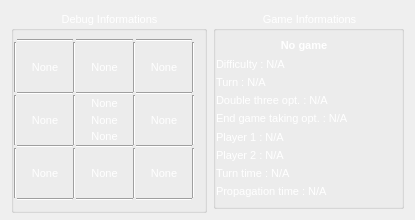
Qt form GameInfos.ui (rouffj/gomoku) before a commit.
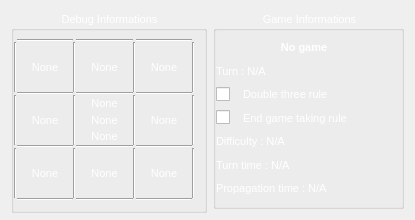
The same form after that commit.

What changed in the file:
```diff
--- a/GameInfos.ui
+++ b/GameInfos.ui
@@ -490,13 +490,6 @@
         </property>
        </widget>
       </item>
-      <item>
-       <widget class="QLabel" name="difficultyLabel">
-        <property name="text">
-         <string>Difficulty : N/A</string>
-        </property>
-       </widget>
-      </item>
       <item>
        <widget class="QLabel" name="turnLabel">
         <property name="text">
@@ -505,30 +498,78 @@
        </widget>
       </item>
       <item>
-       <widget class="QLabel" name="doubleThreeLabel">
-        <property name="text">
-         <string>Double three opt. : N/A</string>
-        </property>
-       </widget>
+       <layout class="QHBoxLayout" name="horizontalLayout_2">
+        <item>
+         <widget class="QCheckBox" name="doubleThreeBox">
+          <property name="minimumSize">
+           <size>
+            <width>0</width>
+            <height>0</height>
+           </size>
+          </property>
+          <property name="maximumSize">
+           <size>
+            <width>21</width>
+            <height>16777215</height>
+           </size>
+          </property>
+          <property name="mouseTracking">
+           <bool>false</bool>
+          </property>
+          <property name="styleSheet">
+           <string notr="true">color : white; font-size: 11px;</string>
+          </property>
+          <property name="text">
+           <string/>
+          </property>
+          <property name="checkable">
+           <bool>true</bool>
+          </property>
+         </widget>
+        </item>
+        <item>
+         <widget class="QLabel" name="doubleThreeLabel">
+          <property name="text">
+           <string>Double three rule</string>
+          </property>
+         </widget>
+        </item>
+       </layout>
       </item>
       <item>
-       <widget class="QLabel" name="endGameTakingLabel">
-        <property name="text">
-         <string>End game taking opt. : N/A</string>
-        </property>
-       </widget>
+       <layout class="QHBoxLayout" name="horizontalLayout_3">
+        <item>
+         <widget class="QCheckBox" name="endGameTakingBox">
+          <property name="maximumSize">
+           <size>
+            <width>21</width>
+            <height>16777215</height>
+           </size>
+          </property>
+          <property name="mouseTracking">
+           <bool>false</bool>
+          </property>
+          <property name="text">
+           <string/>
+          </property>
+          <property name="checkable">
+           <bool>true</bool>
+          </property>
+         </widget>
+        </item>
+        <item>
+         <widget class="QLabel" name="endGameTakingLabel">
+          <property name="text">
+           <string>End game taking rule</string>
+          </property>
+         </widget>
+        </item>
+       </layout>
       </item>
       <item>
-       <widget class="QLabel" name="playerOneLabel">
+       <widget class="QLabel" name="difficultyLabel">
         <property name="text">
-         <string>Player 1 : N/A</string>
-        </property>
-       </widget>
-      </item>
-      <item>
-       <widget class="QLabel" name="playerTwoLabel">
-        <property name="text">
-         <string>Player 2 : N/A</string>
+         <string>Difficulty : N/A</string>
         </property>
        </widget>
       </item>
```
